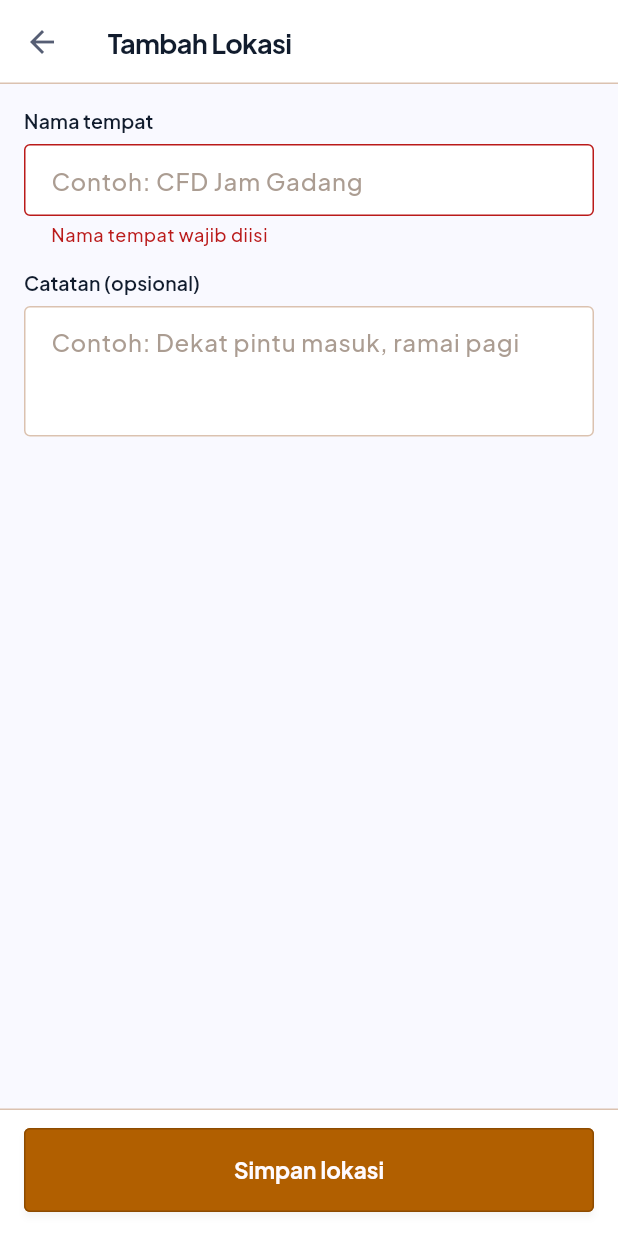
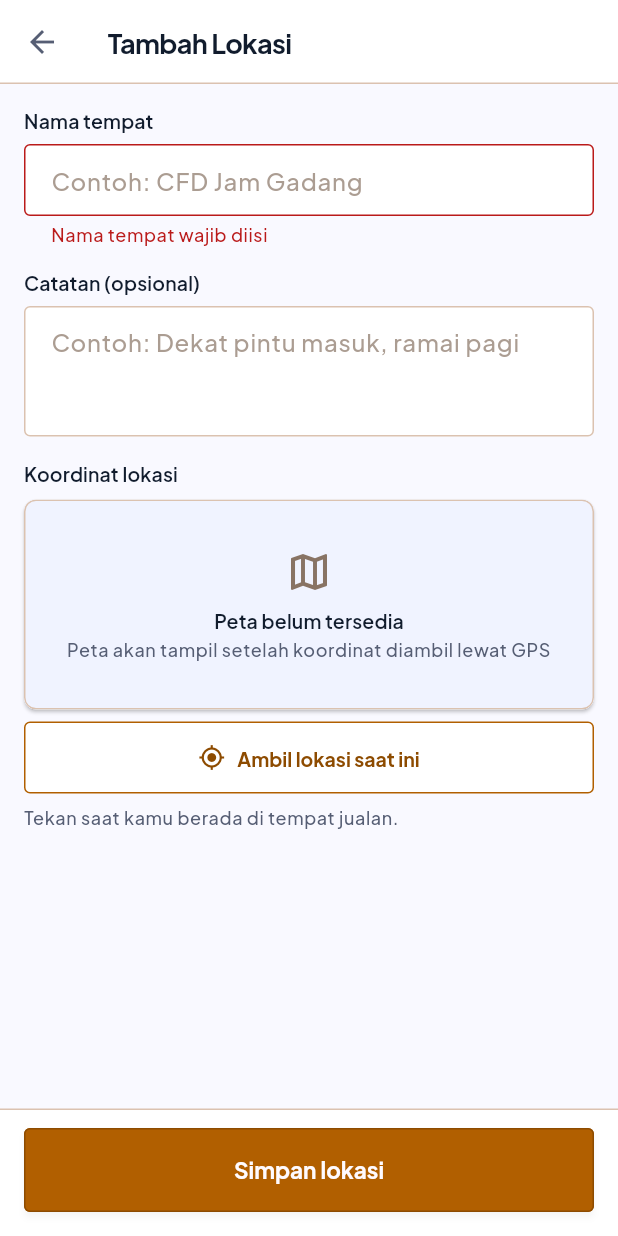
Before and after one commit to Shevaramadhan/mobile-lapakpindah, a Flutter app: the LocationFormScreen screen opened by its route, after a tap on "Simpan lokasi", on a phone screen of 412 x 824 dp. Run offline on Flutter 3.47's test engine with Material 3 defaults, Android fonts, the phone set to English and light mode, and no system bars; our stand-ins replace flutter_map, google_fonts, latlong2, shared_preferences; accounts and stored records are empty.

Commit message:
feat(modul-1): bagian koordinat lokasi (tampilan) + penyederhanaan kode Modul 1
- Form Tambah Lokasi: bagian "Koordinat lokasi" sesuai Figma M1-2 (tampilan saja,
  tombol GPS menampilkan pesan belum tersedia) di views/widgets/coordinate_section.dart
- _validateName ditulis sebagai aturan berurutan (tanpa operator ?? berantai)
- Daftar lokasi: judul dipisah dari ListView (Column + Expanded), tanpa trik index
- clearSaveError dipanggil saat membuka form (tanpa initState di form)
- _normalize nama cukup trim + toLowerCase; validate() memakai currentState!
- Perapian komentar dan README Modul 1; test alur tambah lokasi diperbarui

```diff
--- a/lib/modules/sesi_lokasi/models/location.dart
+++ b/lib/modules/sesi_lokasi/models/location.dart
@@ -1,7 +1,4 @@
-/// Data satu lokasi jualan (entitas `Location` di PRD v2).
-///
 /// Koordinat [latitude] & [longitude] masih null karena fitur GPS (FR-02)
-/// belum dibuat; nanti diisi lewat tombol "Ambil lokasi saat ini".
 class Location {
   final String id;
   final String name;
--- a/lib/modules/sesi_lokasi/repositories/location_repository.dart
+++ b/lib/modules/sesi_lokasi/repositories/location_repository.dart
@@ -9,26 +9,20 @@ class LocationException implements Exception {
   String toString() => message;
 }
 
-/// Data layer lokasi (M3: lapisan Data pada MVVM).
-///
+/// Data layer lokasi .
 /// SEMENTARA: data disimpan di MEMORI (sebuah List), belum di database.
-/// Daftar dimulai kosong dan akan kosong lagi setiap aplikasi dijalankan ulang.
-/// Nanti cukup isi kelas ini yang diganti ke SQLite; ViewModel & UI tidak berubah.
+
 class LocationRepository {
   // ── Penyimpanan di memori ──
-  // Bukan `static`: list ikut hilang saat aplikasi ditutup.
+
   final List<Location> _locations = [];
 
-  // ── Read ──
+  // ── Read ──\
+  Future<List<Location>> fetchAll() async {
 
-  /// Mengambil semua lokasi tersimpan.
-  Future<List<Location>> fetchAll() async {
-    // Simulasi waktu proses agar loading state di UI bisa terlihat.
     await Future.delayed(const Duration(milliseconds: 300));
-    // Kirim salinan agar list asli tidak bisa diubah dari luar repository.
     return List.unmodifiable(_locations);
   }
-
   /// true jika nama sudah dipakai lokasi lain (huruf besar/kecil dianggap sama).
   bool isNameTaken(String name) {
     final key = _normalize(name);
@@ -36,9 +30,6 @@ class LocationRepository {
   }
 
   // ── Create ──
-
-  /// Menyimpan lokasi baru lalu mengembalikan data yang tersimpan.
-  /// Melempar [LocationException] jika nama sudah dipakai.
   Future<Location> add({required String name, String? note}) async {
     await Future.delayed(const Duration(milliseconds: 600));
 
@@ -58,7 +49,7 @@ class LocationRepository {
     return location;
   }
 
-  /// "  CFD  Jam Gadang " → "cfd jam gadang" (untuk membandingkan nama).
-  static String _normalize(String name) =>
-      name.trim().toLowerCase().replaceAll(RegExp(r'\s+'), ' ');
+  /// " CFD Jam Gadang " → "cfd jam gadang" (untuk membandingkan nama:
+  /// spasi di awal/akhir dibuang, huruf besar/kecil dianggap sama).
+  static String _normalize(String name) => name.trim().toLowerCase();
 }
--- a/lib/modules/sesi_lokasi/views/location_form_screen.dart
+++ b/lib/modules/sesi_lokasi/views/location_form_screen.dart
@@ -6,6 +6,7 @@ import 'package:lapakpindah/core/widgets/custom_button.dart';
 import 'package:lapakpindah/core/widgets/custom_text_field.dart';
 import 'package:lapakpindah/core/widgets/state_views.dart';
 import 'package:lapakpindah/modules/sesi_lokasi/view_models/location_view_model.dart';
+import 'package:lapakpindah/modules/sesi_lokasi/views/widgets/coordinate_section.dart';
 
 /// Layar Form Tambah Lokasi (Figma M1·2, tanpa bagian GPS).
 ///
@@ -31,15 +32,6 @@ class _LocationFormScreenState extends State<LocationFormScreen> {
   final _noteController = TextEditingController();
 
   @override
-  void initState() {
-    super.initState();
-    // Hapus pesan gagal dari percobaan sebelumnya (jika ada).
-    WidgetsBinding.instance.addPostFrameCallback(
-      (_) => context.read<LocationViewModel>().clearSaveError(),
-    );
-  }
-
-  @override
   void dispose() {
     // Controller wajib dibuang saat layar ditutup agar tidak memory leak
     _nameController.dispose();
@@ -48,18 +40,43 @@ class _LocationFormScreenState extends State<LocationFormScreen> {
   }
 
   // ── Validasi nama tempat ──
-  // Urutan: wajib & minimal 3 → maksimal 50 → belum dipakai lokasi lain.
+  // Satu aturan satu langkah; berhenti di aturan pertama yang dilanggar.
+  // return null = valid, return 'pesan' = tidak valid (pesan tampil di bawah isian).
   String? _validateName(String? value) {
     const field = 'Nama tempat';
-    final error =
-        Validators.minLength(value, _nameMinLength, fieldName: field) ??
-        Validators.maxLength(value, _nameMaxLength, fieldName: field);
-    if (error != null) return error;
 
+    // Aturan 1: wajib diisi & minimal 3 karakter
+    final minError = Validators.minLength(
+      value,
+      _nameMinLength,
+      fieldName: field,
+    );
+    if (minError != null) return minError;
+
+    // Aturan 2: maksimal 50 karakter
+    final maxError = Validators.maxLength(
+      value,
+      _nameMaxLength,
+      fieldName: field,
+    );
+    if (maxError != null) return maxError;
+
+    // Aturan 3: belum dipakai lokasi lain
     if (context.read<LocationViewModel>().isNameTaken(value!)) {
       return 'Nama tempat sudah dipakai lokasi lain';
     }
     return null;
+  }
+
+  // ── Event: tombol "Ambil lokasi saat ini" (GPS belum tersedia) ──
+  void _showGpsNotReady() {
+    ScaffoldMessenger.of(context).showSnackBar(
+      const SnackBar(
+        content: Text(
+          'Fitur GPS belum tersedia. Lokasi tetap bisa disimpan tanpa koordinat.',
+        ),
+      ),
+    );
   }
 
   // ── Event: tombol Simpan ditekan ──
@@ -67,7 +84,7 @@ class _LocationFormScreenState extends State<LocationFormScreen> {
     FocusScope.of(context).unfocus(); // tutup keyboard
 
     // 1. Validasi semua field; berhenti jika ada yang salah (tetap di form)
-    final isValid = _formKey.currentState?.validate() ?? false;
+    final isValid = _formKey.currentState!.validate();
     if (!isValid) return;
 
     // 2. Simpan lewat ViewModel (loading & error dikelola ViewModel)
@@ -132,6 +149,10 @@ class _LocationFormScreenState extends State<LocationFormScreen> {
                       fieldName: 'Catatan',
                     ),
                   ),
+                  const SizedBox(height: AppSpacing.lg),
+
+                  // Bagian 3: koordinat (tampilan saja, GPS belum dipasang)
+                  CoordinateSection(onTakeLocation: _showGpsNotReady),
                 ],
               ),
             ),
--- /dev/null
+++ b/lib/modules/sesi_lokasi/views/widgets/coordinate_section.dart
@@ -0,0 +1,68 @@
+import 'package:flutter/material.dart';
+import 'package:lapakpindah/core/theme/app_spacing.dart';
+
+/// Bagian "Koordinat lokasi" di form lokasi (Figma M1·2).
+///
+/// SEMENTARA hanya tampilan: fitur GPS (FR-02) belum dipasang, jadi kotak peta
+/// berisi pesan "Peta belum tersedia". Nanti saat GPS dibuat, kotak pesan ini
+/// diganti `LocationMap` dari core/widgets/location_map.dart.
+class CoordinateSection extends StatelessWidget {
+  const CoordinateSection({super.key, required this.onTakeLocation});
+
+  /// Dipanggil saat tombol "Ambil lokasi saat ini" ditekan.
+  final VoidCallback onTakeLocation;
+
+  @override
+  Widget build(BuildContext context) {
+    // Gaya teks & warna dari tema (app_theme.dart)
+    final textTheme = Theme.of(context).textTheme;
+    final colorScheme = Theme.of(context).colorScheme;
+
+    return Column(
+      crossAxisAlignment: CrossAxisAlignment.stretch,
+      children: [
+        Text('Koordinat lokasi', style: textTheme.labelLarge),
+        const SizedBox(height: AppSpacing.sm),
+
+        // ── Kotak peta: berisi pesan karena koordinat belum diambil ──
+        // Kata-katanya bukan "gagal dimuat" agar tidak terbaca sebagai error.
+        Card(
+          child: Container(
+            height: 140,
+            color: colorScheme.surfaceContainer,
+            padding: const EdgeInsets.all(AppSpacing.lg),
+            child: Column(
+              mainAxisAlignment: MainAxisAlignment.center,
+              children: [
+                Icon(Icons.map_outlined, size: 32, color: colorScheme.outline),
+                const SizedBox(height: AppSpacing.sm),
+                Text('Peta belum tersedia', style: textTheme.labelLarge),
+                const SizedBox(height: 2),
+                Text(
+                  'Peta akan tampil setelah koordinat diambil lewat GPS',
+                  style: textTheme.bodySmall,
+                  textAlign: TextAlign.center,
+                ),
+              ],
+            ),
+          ),
+        ),
+        const SizedBox(height: AppSpacing.sm),
+
+        // ── Tombol ambil lokasi (gaya dari outlinedButtonTheme) ──
+        OutlinedButton.icon(
+          onPressed: onTakeLocation,
+          icon: const Icon(Icons.my_location, size: 18),
+          label: const Text('Ambil lokasi saat ini'),
+        ),
+        const SizedBox(height: AppSpacing.sm),
+
+        // ── Teks bantuan ──
+        Text(
+          'Tekan saat kamu berada di tempat jualan.',
+          style: textTheme.bodySmall,
+        ),
+      ],
+    );
+  }
+}
```
Also changed, not shown: lib/modules/sesi_lokasi/view_models/location_view_model.dart (+2 -9 lines), lib/modules/sesi_lokasi/views/location_list_screen.dart (+37 -24 lines), 2 other files.
